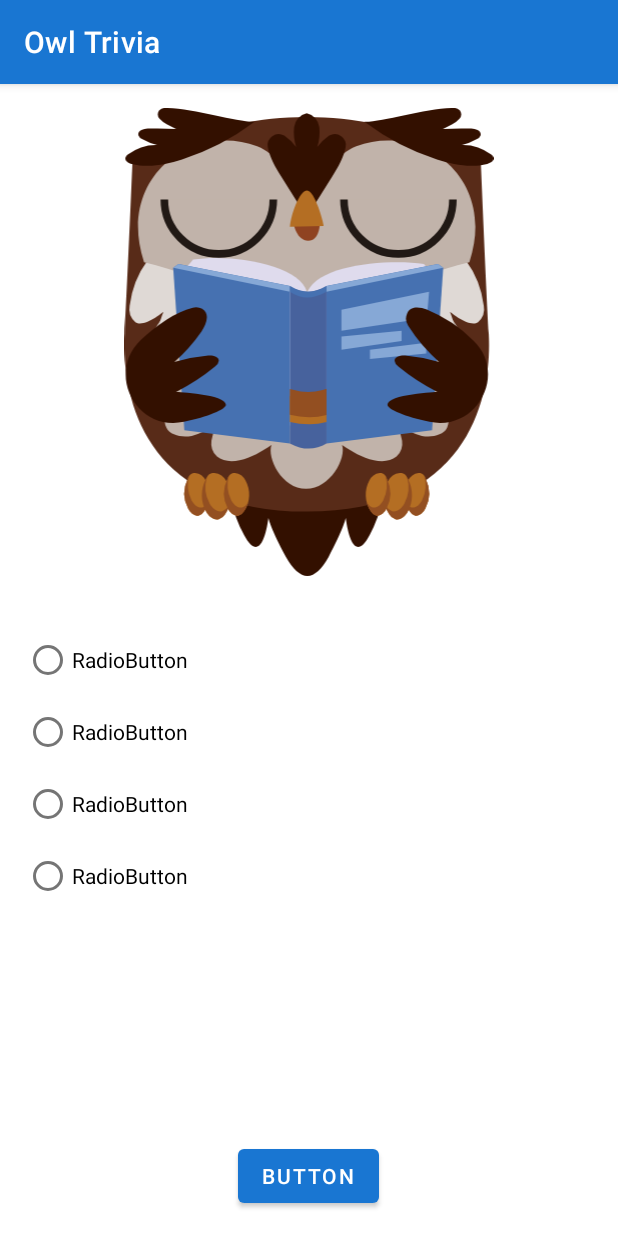
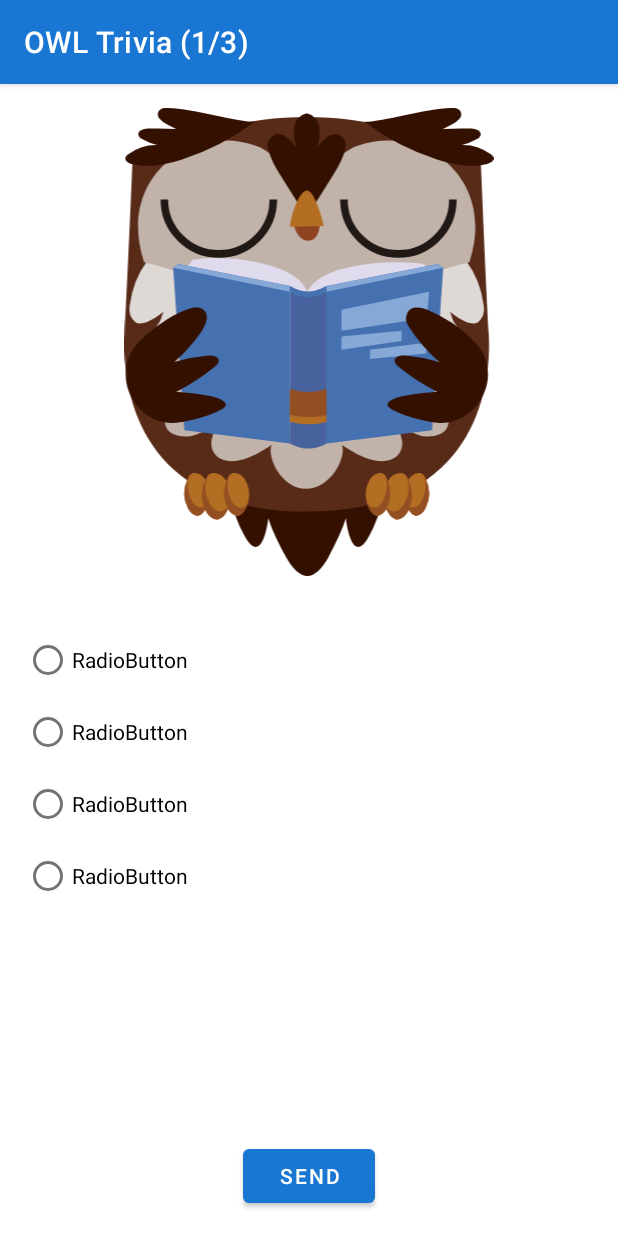
Before and after one commit to alexiessaenz/owl-trivia, an Android app: the fragment GameFragment shown on its own in the app's theme, on a phone screen of 412 x 824 dp. Run offline under Robolectric (Android 15) with nearby library versions, the phone set to English and light mode, and no system bars; our stand-ins replace data binding.

Commit message:
gameFragment config finsh....

```diff
--- a/app/src/main/java/com/naldana/owltrivia/GameFragment.kt
+++ b/app/src/main/java/com/naldana/owltrivia/GameFragment.kt
@@ -5,6 +5,7 @@ import androidx.fragment.app.Fragment
 import android.view.LayoutInflater
 import android.view.View
 import android.view.ViewGroup
+import androidx.appcompat.app.AppCompatActivity
 import androidx.databinding.DataBindingUtil
 import com.naldana.owltrivia.databinding.FragmentGameBinding
 
@@ -17,7 +18,7 @@ class GameFragment : Fragment() {
         val text:String,
         val answers:List<String>
     )
-    private val question: MutableList<Question> = mutableListOf(
+    private val questions: MutableList<Question> = mutableListOf(
         Question(
             text = "pregunta 1",
             answers = listOf("Buena","mala 1", "mala 2", "mala 3" )
@@ -54,21 +55,69 @@ class GameFragment : Fragment() {
     )
 
     lateinit var currentQuestion: Question
-    lateinit var answer: MutableList<String>
+    lateinit var answers: MutableList<String>
     private var questionIndex = 0
-    private val numQuestion = Math.min((question.size + 1)/2, 3)
+    private val numQuestions = Math.min((questions.size + 1)/2, 3)
 
     override fun onCreateView(
         inflater: LayoutInflater, container: ViewGroup?,
         savedInstanceState: Bundle?
     ): View? {
         // Inflate the layout for this fragment
-        val binding = DataBindingUtil.inflate<FragmentGameBinding>(inflater,R.layout.fragment_game,container,false )
+        val binding = DataBindingUtil.inflate<FragmentGameBinding>(
+            inflater,
+            R.layout.fragment_game,
+            container,
+            false
+        )
 
         randomizeQuestions()
 
-        binding.game=this
-        return inflater.inflate(R.layout.fragment_game, container, false)
+        binding.game = this
+
+        binding.submitButton.setOnClickListener {
+            val checkId = binding.radioGroupQuestion.checkedRadioButtonId
+
+            if (-1 != checkId) {
+                var answerIndex = 0
+                when (checkId) {
+                    R.id.radioOptionB -> answerIndex = 1
+                    R.id.radioOptionC -> answerIndex = 2
+                    R.id.radioOptionD -> answerIndex = 3
+                }
+                if (answers[answerIndex] == currentQuestion.answers[0]) {
+                    answerIndex++
+
+                    if (questionIndex < numQuestions) {
+                        currentQuestion = questions[questionIndex]
+                        setQuestion()
+                        binding.invalidateAll()
+                    } else {
+                        //win
+                    }
+                } else {
+                    //loose
+                }
+
+            }
+
+
+        }
+
+        return binding.root//inflater.inflate(R.layout.fragment_game, container, false)
     }
 
+    private fun randomizeQuestions(){
+        questions.shuffle()
+        questionIndex = 0
+        setQuestion()
+    }
+
+    private fun setQuestion(){
+        currentQuestion = questions[questionIndex]
+        answers = currentQuestion.answers.toMutableList()
+        answers.shuffle()
+        (activity as AppCompatActivity).supportActionBar?.title = getString(R.string.title_owl_trivia_question,
+            questionIndex+1,numQuestions)
+    }
 }
--- a/app/src/main/res/layout/fragment_game.xml
+++ b/app/src/main/res/layout/fragment_game.xml
@@ -31,14 +31,12 @@
             <RadioGroup
             android:id="@+id/radioGroupQuestion"
             android:layout_width="match_parent"
-            android:layout_height="0dp"
-            >
+            android:layout_height="wrap_content" >
 
             <RadioButton
                 android:id="@+id/radioOptionA"
                 android:layout_width="match_parent"
-                android:layout_height="0dp"
-                android:layout_weight="1"
+                android:layout_height="wrap_content"
                 android:text="RadioButton"
                 tools:text="RadioButton A"
                 style="@style/Widget.MaterialComponents.CompoundButton.RadioButton"/>
@@ -46,9 +44,8 @@
             <RadioButton
                 android:id="@+id/radioOptionB"
                 android:layout_width="match_parent"
-                android:layout_height="0dp"
-                android:layout_weight="1"
-                android:text="RadioButton"
+                android:layout_height="wrap_content"
+                 android:text="RadioButton"
                 tools:text="RadioButton B"
                 style="@style/Widget.MaterialComponents.CompoundButton.RadioButton"/>
 
@@ -73,10 +70,10 @@
         </ScrollView>
 
         <Button
-            android:id="@+id/button"
+            android:id="@+id/submit_button"
             android:layout_width="wrap_content"
             android:layout_height="wrap_content"
-            android:text="Button"
+            android:text="@string/text_send"
             android:layout_gravity="center"
             android:layout_margin="@dimen/margin_wide"/>
     </LinearLayout>
--- a/app/src/main/res/values/strings.xml
+++ b/app/src/main/res/values/strings.xml
@@ -9,6 +9,7 @@
     <string name="hello_blank_fragment">Hello blank fragment</string>
     <string name="try_again">Try Again?</string>
     <string name="next_match">Next match</string>
-
+    <string name="text_send">send</string>
+    <string name="title_owl_trivia_question">OWL Trivia (%1$d/%2$d)</string>
 
 </resources>
```
